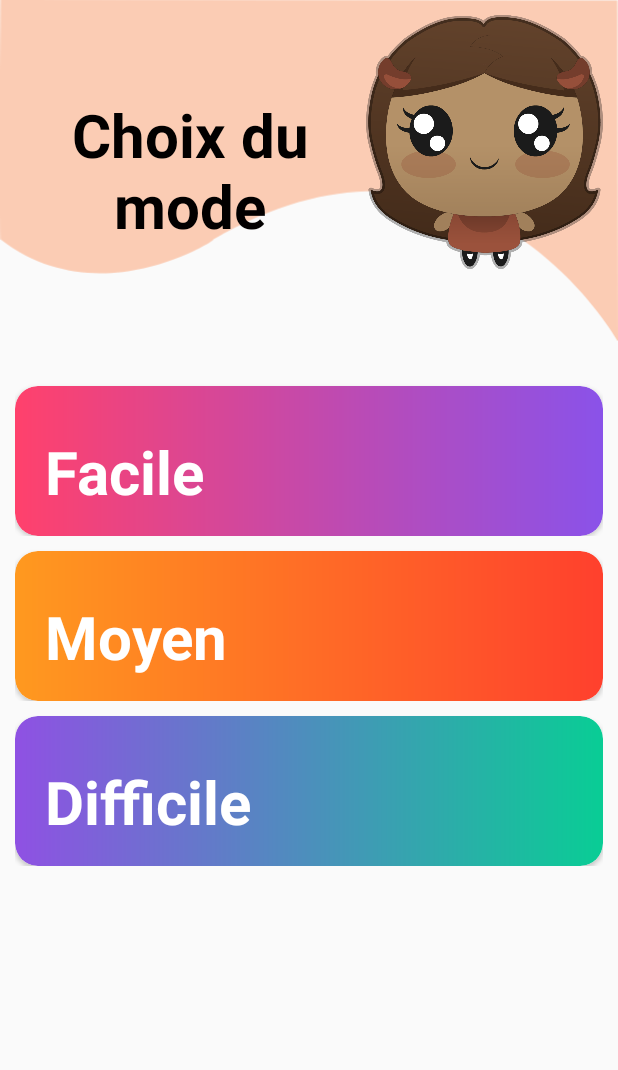
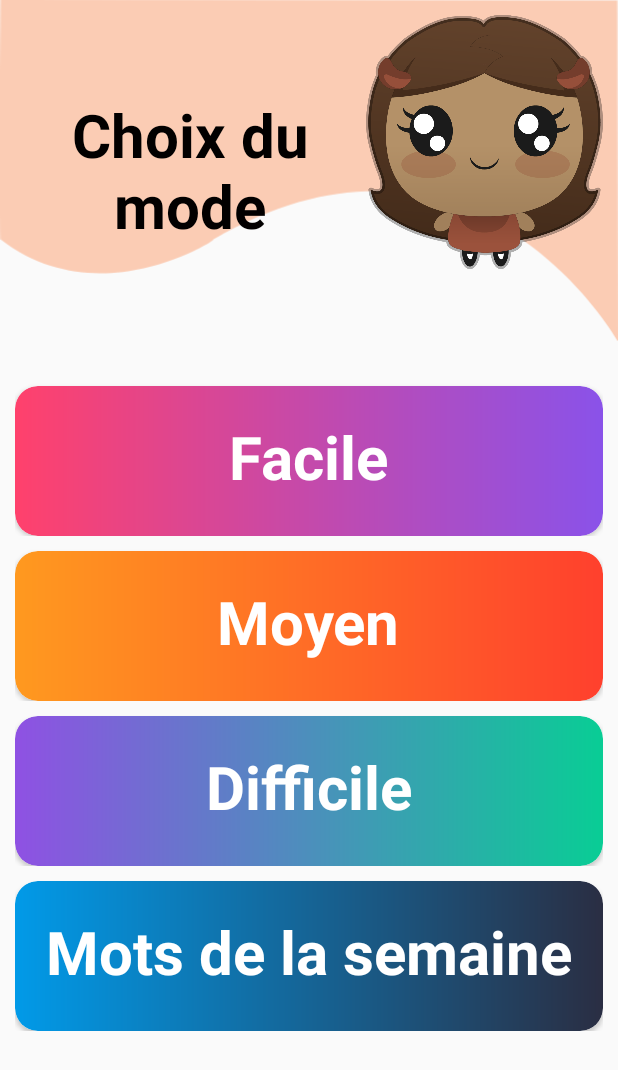
Before and after one commit to Rankangi/ProjetAppli, an Android app: the SoloActivityDifficultySelector screen opened directly, with no data from a screen before it, on a phone screen of 412 x 824 dp. Shown: the top 1070 px of the screen. Run offline under Robolectric (Android 15) with nearby library versions, the phone set to English and light mode, and no system bars; 2 statements that could not run were skipped.

Commit message:
Ajout des mots de la semaine

```diff
--- a/app/src/main/AndroidManifest.xml
+++ b/app/src/main/AndroidManifest.xml
@@ -13,12 +13,14 @@
         <activity
             android:name=".activityAdmin.AdminActivity"
             android:label="@string/title_activity_admin"
-            android:theme="@style/AppTheme.NoActionBar"></activity>
-        <activity android:name=".activitySolo.SoloActivityHard"></activity>
+            android:theme="@style/AppTheme.NoActionBar" />
+        <activity android:name=".activitySolo.SoloActivityHard" />
         <activity android:name=".activitySolo.SoloActivityMedium" />
         <activity android:name=".activitySolo.SoloActivityDifficultySelector" />
+        <activity android:name=".activitySolo.SoloActivityMotSemaine" />
         <activity android:name=".activitySolo.SelectKidSoloActivity" />
         <activity android:name=".activityAdmin.SelectKidAdminActivity" />
+        <activity android:name=".activitySolo.SoloActivityRecapSemaine" />
         <activity android:name=".activityAdmin.AddWordActivity" />
         <activity android:name=".activitySolo.SoloActivityEasy" />
         <activity
--- a/app/src/main/java/fr/insacvl/educations/activitySolo/SoloActivityDifficultySelector.java
+++ b/app/src/main/java/fr/insacvl/educations/activitySolo/SoloActivityDifficultySelector.java
@@ -18,6 +18,7 @@ public class SoloActivityDifficultySelector extends Activity {
     private RelativeLayout easyButton;
     private RelativeLayout mediumButton;
     private RelativeLayout hardButton;
+    private RelativeLayout motSemaineButton;
 
     private View.OnClickListener easyclickListener = new View.OnClickListener() {
         @Override
@@ -48,6 +49,15 @@ public class SoloActivityDifficultySelector extends Activity {
         }
     };
 
+    private View.OnClickListener motSemaineclickListener = new View.OnClickListener() {
+        @Override
+        public void onClick(View view) {
+            Intent intent = new Intent(SoloActivityDifficultySelector.this, SoloActivityMotSemaine.class);
+            intent.putExtra("child", child);
+            startActivity(intent);
+        }
+    };
+
     @Override
     protected void onCreate(Bundle savedInstanceState) {
         super.onCreate(savedInstanceState);
@@ -60,11 +70,12 @@ public class SoloActivityDifficultySelector extends Activity {
         easyButton = findViewById(R.id.easyDifficultyID);
         mediumButton = findViewById(R.id.mediumDifficultyID);
         hardButton = findViewById(R.id.hardDifficultyID);
+        motSemaineButton = findViewById(R.id.motSemaineDifficultyID);
 
         easyButton.setOnClickListener(easyclickListener);
         mediumButton.setOnClickListener(mediumclickListener);
         hardButton.setOnClickListener(hardclickListener);
-
+        motSemaineButton.setOnClickListener(motSemaineclickListener);
 
         Toast toast = Toast.makeText(getApplicationContext(),"Hello " + child.getNom(),Toast. LENGTH_SHORT);
         toast.show();
--- /dev/null
+++ b/app/src/main/res/drawable/home_gradient_button_blue.xml
@@ -0,0 +1,18 @@
+<?xml version="1.0" encoding="utf-8"?>
+<shape xmlns:android="http://schemas.android.com/apk/res/android" android:shape="rectangle" >
+    <corners
+        android:radius="15dp"
+        />
+    <gradient
+        android:angle="0"
+        android:centerX="0%"
+        android:startColor="@color/primaryTextColor"
+        android:endColor="@color/colorPrimaryDark"
+        android:type="linear"
+        />
+
+    <size
+        android:width="200dp"
+        android:height="70dp"
+        />
+</shape>
--- a/app/src/main/res/layout/activity_solo_difficulty_selector.xml
+++ b/app/src/main/res/layout/activity_solo_difficulty_selector.xml
@@ -46,11 +46,17 @@
         android:layout_below="@+id/imageView2"
         android:layout_marginTop="20dp"
         android:orientation="vertical">
-
+        <ScrollView
+            android:layout_width="match_parent"
+            android:layout_height="match_parent">
+            <LinearLayout
+                android:layout_width="match_parent"
+                android:layout_height="match_parent"
+                android:orientation="vertical">
                 <LinearLayout
                     android:layout_width="match_parent"
                     android:layout_height="wrap_content"
-            android:orientation="vertical">
+                    android:orientation="horizontal">
 
                     <android.support.v7.widget.CardView
                         android:layout_width="match_parent"
@@ -67,12 +73,10 @@
                             android:minHeight="100dp"
                             android:padding="10dp">
 
-
-
                             <TextView
                                 style="@style/viewParent.headerText.HomeCardTitle"
-                        android:layout_marginStart="10dp"
-                        android:layout_marginTop="10dp"
+                                android:layout_centerHorizontal="true"
+                                android:layout_centerVertical="true"
                                 android:text="Facile"
                                 android:textSize="40sp" />
 
@@ -105,8 +109,8 @@
 
                             <TextView
                                 style="@style/viewParent.headerText.HomeCardTitle"
-                        android:layout_marginStart="10dp"
-                        android:layout_marginTop="10dp"
+                                android:layout_centerHorizontal="true"
+                                android:layout_centerVertical="true"
                                 android:text="Moyen"
                                 android:textSize="40sp" />
 
@@ -138,13 +142,46 @@
 
                             <TextView
                                 style="@style/viewParent.headerText.HomeCardTitle"
-                        android:layout_marginStart="10dp"
-                        android:layout_marginTop="10dp"
+                                android:layout_centerHorizontal="true"
+                                android:layout_centerVertical="true"
                                 android:text="Difficile"
                                 android:textSize="40sp" />
 
                         </RelativeLayout>
                     </android.support.v7.widget.CardView>
                 </LinearLayout>
+                <LinearLayout
+                    android:layout_width="match_parent"
+                    android:layout_height="wrap_content"
+                    android:orientation="vertical">
+
+                    <android.support.v7.widget.CardView
+                        android:layout_width="match_parent"
+                        android:layout_height="wrap_content"
+                        android:layout_marginTop="10dp"
+                        app:cardCornerRadius="15dp"
+                        app:cardPreventCornerOverlap="true">
+
+                        <RelativeLayout
+                            android:id="@+id/motSemaineDifficultyID"
+                            android:layout_width="match_parent"
+                            android:layout_height="match_parent"
+                            android:background="@drawable/home_gradient_button_blue"
+                            android:minHeight="100dp"
+                            android:padding="10dp">
+
+
+                            <TextView
+                                style="@style/viewParent.headerText.HomeCardTitle"
+                                android:layout_centerVertical="true"
+                                android:layout_centerHorizontal="true"
+                                android:text="Mots de la semaine"
+                                android:textSize="40sp" />
+
+                        </RelativeLayout>
+                    </android.support.v7.widget.CardView>
+                </LinearLayout>
+            </LinearLayout>
+        </ScrollView>
     </LinearLayout>
 </RelativeLayout>
```
Also changed, not shown: app/src/main/java/fr/insacvl/educations/activitySolo/SoloActivityMotSemaine.java (added, +281 -0 lines), app/src/main/java/fr/insacvl/educations/activitySolo/SoloActivityRecapSemaine.java (added, +62 -0 lines), app/src/main/java/fr/insacvl/educations/helper/DatabaseHelper.java (+54 -0 lines), app/src/main/res/layout/activity_recapitulatif_mot_semaine.xml (added, +87 -0 lines), app/src/main/res/layout/activity_solo_mot_semaine.xml (added, +121 -0 lines), app/src/main/res/layout/recap_mot_semaine.xml (added, +38 -0 lines). Lines whose indentation alone changed are shown as unchanged.
